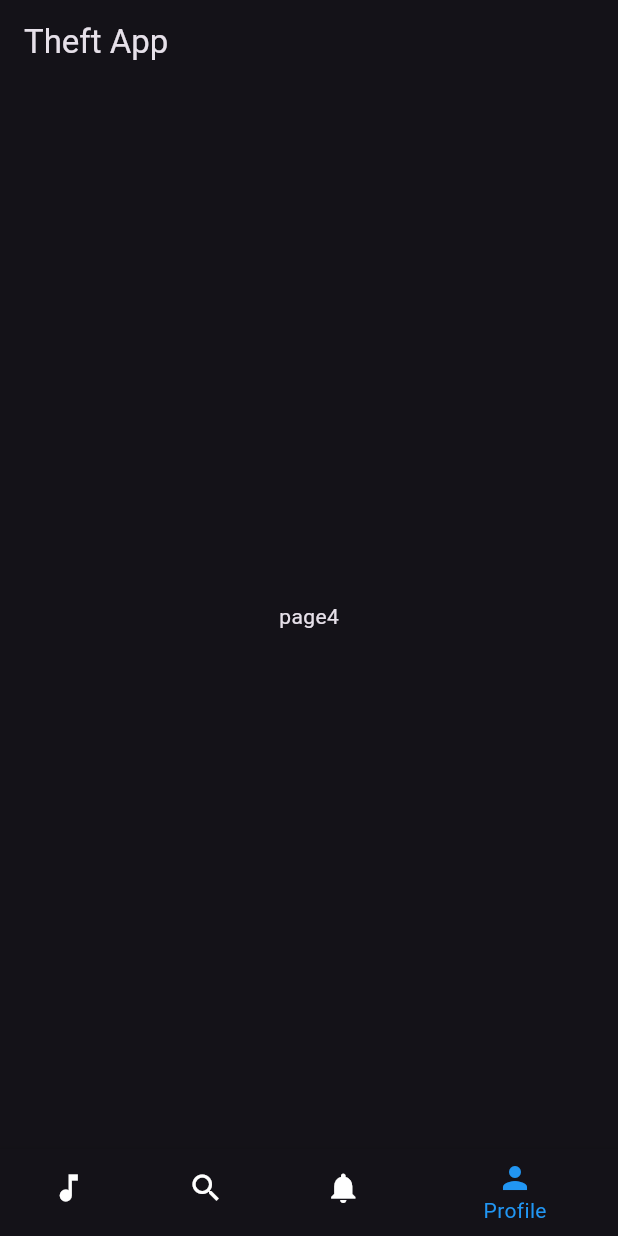
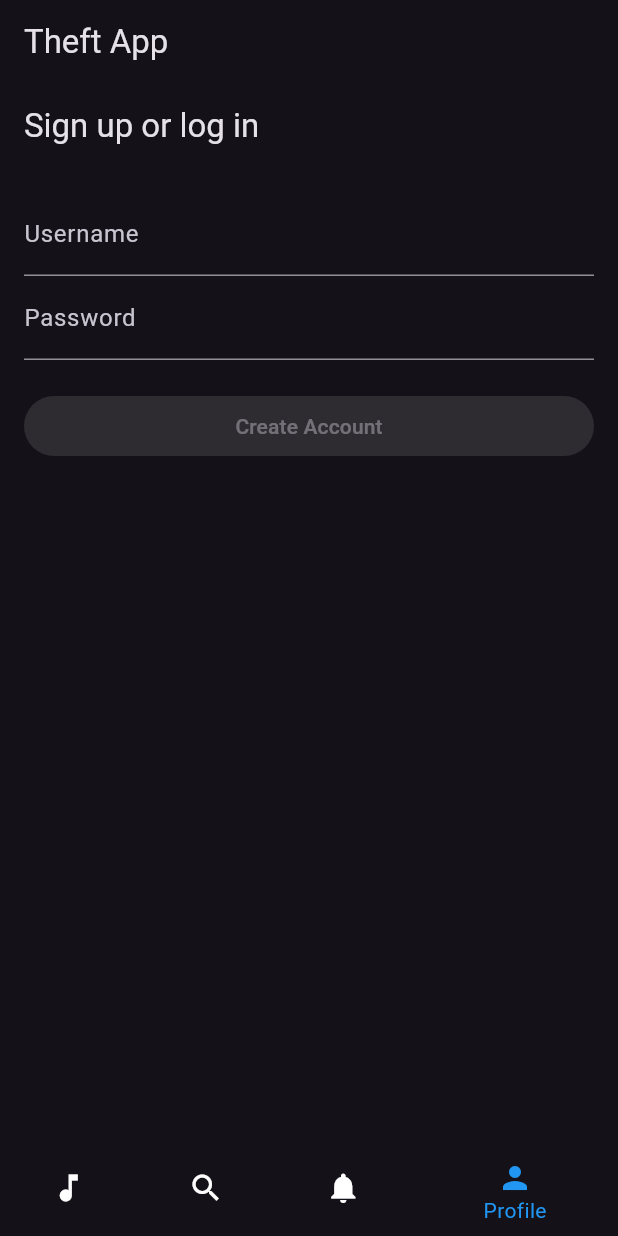
Before and after one commit to OmeidN/theft_app, a Flutter app: the screen it shows after launch, item 4 of the bottom bar chosen, on a phone screen of 412 x 824 dp. Run offline on Flutter 3.47's test engine with Material 3 defaults, Android fonts, the phone set to English and light mode, and no system bars; network calls fail.

Commit message:
login page prototype

```diff
--- a/lib/main.dart
+++ b/lib/main.dart
@@ -2,7 +2,7 @@ import 'package:flutter/material.dart';
 import 'pages/upcomingEventsPage.dart';
 import 'pages/page2.dart';
 import 'pages/page3.dart';
-import 'pages/page4.dart';
+import 'pages/loginPage.dart';
 
 void main() {
   runApp(const MyApp());
@@ -34,7 +34,7 @@ class _MainPageState extends State<MainPage> {
     UpcomingEventsPage(),
     const Page2(),
     const Page3(),
-    const Page4(),
+    const LoginPage(),
   ];
 
   void _onItemTapped(int index) {
--- /dev/null
+++ b/lib/pages/loginPage.dart
@@ -0,0 +1,38 @@
+import 'package:flutter/material.dart';
+
+class LoginPage extends StatelessWidget {
+  const LoginPage({Key? key}) : super(key: key);
+
+  @override
+  Widget build(BuildContext context) {
+    return Scaffold(
+      appBar: AppBar(
+        title: const Text('Sign up or log in'),
+      ),
+      body: const Padding(
+        padding: EdgeInsets.all(16.0),
+        child: Column(
+          crossAxisAlignment: CrossAxisAlignment.stretch,
+          children: <Widget>[
+            TextField(
+              decoration: InputDecoration(
+                labelText: 'Username',
+              ),
+            ),
+            TextField(
+              decoration: InputDecoration(
+                labelText: 'Password',
+              ),
+              obscureText: true,
+            ),
+            SizedBox(height: 20),
+            ElevatedButton(
+              onPressed: null, // Add your function here
+              child: Text('Create Account'),
+            ),
+          ],
+        ),
+      ),
+    );
+  }
+}
--- a/lib/pages/page4.dart
+++ /dev/null
@@ -1,10 +0,0 @@
-import 'package:flutter/material.dart';
-
-class Page4 extends StatelessWidget {
-  const Page4({super.key});
-
-  @override
-  Widget build(BuildContext context) {
-    return const Center(child: Text('page4'));
-  }
-}
```
